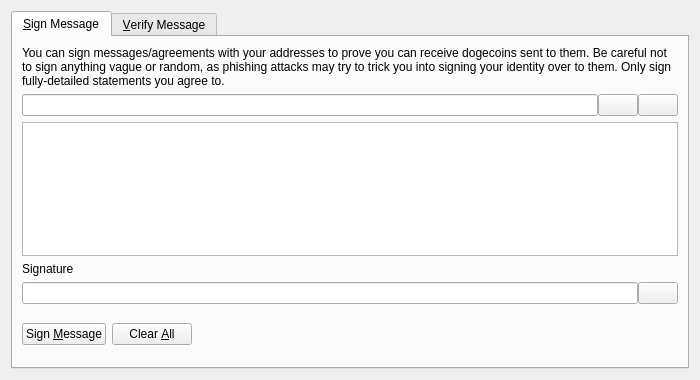
This is src/qt/forms/signverifymessagedialog.ui in MrSlosh/NewYorkCoin-AuxPow as Qt 5 draws it before an edit. The edited form follows.
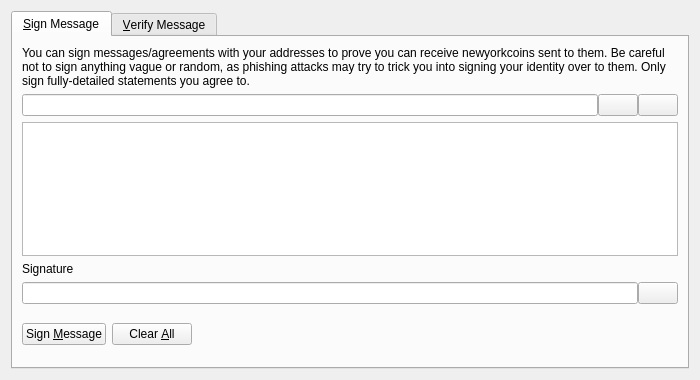
This is the edited form. Icons and pictures are not drawn. Custom widgets are drawn as their Qt base class.

Diff of the .ui file:
```diff
--- a/src/qt/forms/signverifymessagedialog.ui
+++ b/src/qt/forms/signverifymessagedialog.ui
@@ -30,7 +30,7 @@
        <item>
         <widget class="QLabel" name="infoLabel_SM">
          <property name="text">
-          <string>You can sign messages/agreements with your addresses to prove you can receive dogecoins sent to them. Be careful not to sign anything vague or random, as phishing attacks may try to trick you into signing your identity over to them. Only sign fully-detailed statements you agree to.</string>
+          <string>You can sign messages/agreements with your addresses to prove you can receive newyorkcoins sent to them. Be careful not to sign anything vague or random, as phishing attacks may try to trick you into signing your identity over to them. Only sign fully-detailed statements you agree to.</string>
          </property>
          <property name="textFormat">
           <enum>Qt::PlainText</enum>
```
